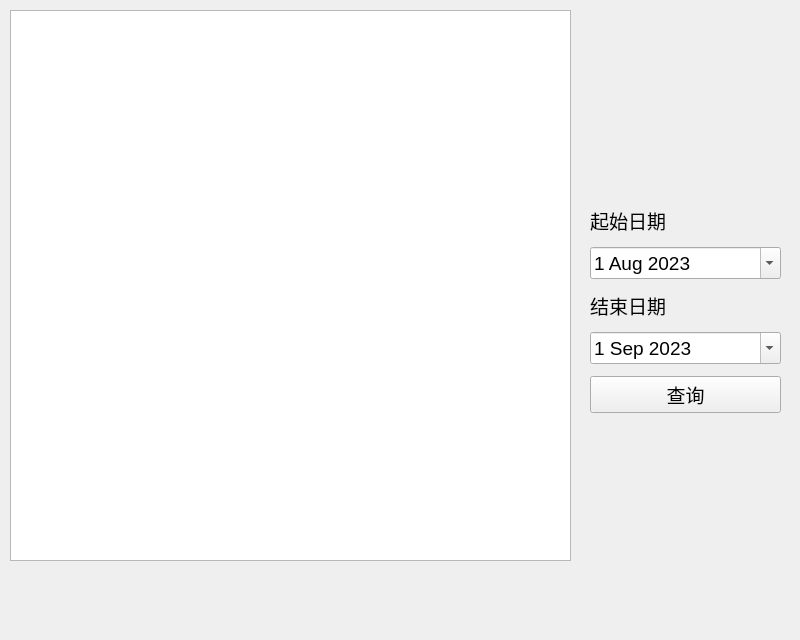
zx1316/linpop-lan-im, file client/chathistorywindow.ui: the form before one commit.
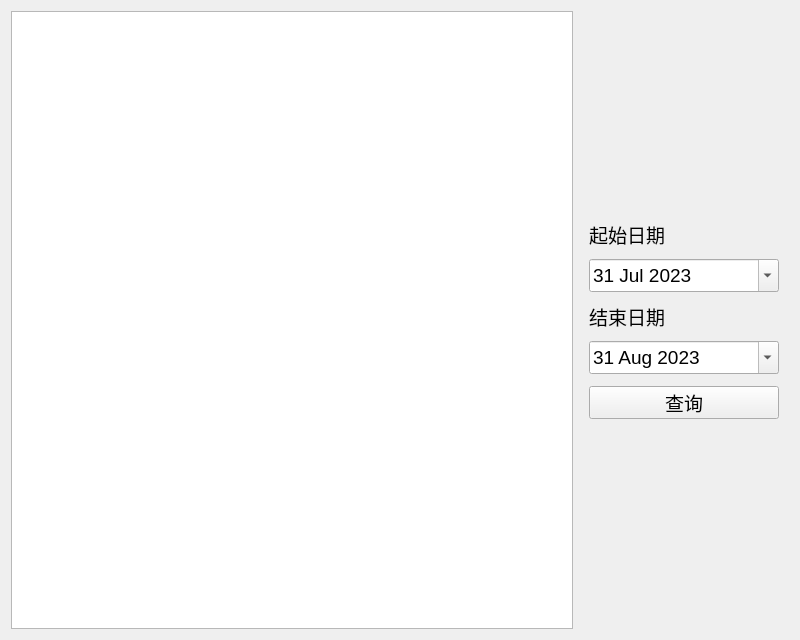
The form after the commit.

Diff of the .ui file:
```diff
--- a/client/chathistorywindow.ui
+++ b/client/chathistorywindow.ui
@@ -21,29 +21,46 @@
   </property>
   <property name="maximumSize">
    <size>
-    <width>800</width>
-    <height>640</height>
+    <width>16777215</width>
+    <height>16777215</height>
    </size>
   </property>
   <property name="windowTitle">
    <string>聊天历史</string>
   </property>
-  <widget class="QWidget" name="verticalLayoutWidget">
-   <property name="geometry">
-    <rect>
-     <x>580</x>
-     <y>200</y>
-     <width>211</width>
-     <height>221</height>
-    </rect>
-   </property>
-   <layout class="QVBoxLayout" name="verticalLayout" stretch="0,1,0,0,0">
+  <layout class="QFormLayout" name="formLayout">
+   <item row="0" column="0" colspan="2">
+    <layout class="QHBoxLayout" name="horizontalLayout">
+     <item>
+      <widget class="QTextBrowser" name="chatHistoryBrowser"/>
+     </item>
+     <item>
+      <layout class="QVBoxLayout" name="verticalLayout" stretch="0,0,0,0,0,0,0">
+       <property name="spacing">
+        <number>12</number>
+       </property>
+       <property name="sizeConstraint">
+        <enum>QLayout::SetFixedSize</enum>
+       </property>
     <property name="leftMargin">
      <number>10</number>
     </property>
     <property name="rightMargin">
      <number>10</number>
     </property>
+       <item>
+        <spacer name="verticalSpacer">
+         <property name="orientation">
+          <enum>Qt::Vertical</enum>
+         </property>
+         <property name="sizeHint" stdset="0">
+          <size>
+           <width>20</width>
+           <height>40</height>
+          </size>
+         </property>
+        </spacer>
+       </item>
     <item>
      <widget class="QLabel" name="label">
       <property name="sizePolicy">
@@ -52,6 +69,18 @@
         <verstretch>0</verstretch>
        </sizepolicy>
       </property>
+         <property name="minimumSize">
+          <size>
+           <width>190</width>
+           <height>25</height>
+          </size>
+         </property>
+         <property name="maximumSize">
+          <size>
+           <width>190</width>
+           <height>25</height>
+          </size>
+         </property>
       <property name="font">
        <font>
         <pointsize>14</pointsize>
@@ -64,6 +93,18 @@
     </item>
     <item>
      <widget class="QDateEdit" name="startDate">
+         <property name="minimumSize">
+          <size>
+           <width>190</width>
+           <height>33</height>
+          </size>
+         </property>
+         <property name="maximumSize">
+          <size>
+           <width>190</width>
+           <height>33</height>
+          </size>
+         </property>
       <property name="font">
        <font>
         <pointsize>14</pointsize>
@@ -71,12 +112,12 @@
       </property>
       <property name="dateTime">
        <datetime>
-        <hour>0</hour>
+           <hour>16</hour>
         <minute>0</minute>
         <second>0</second>
         <year>2023</year>
-        <month>8</month>
-        <day>1</day>
+           <month>7</month>
+           <day>31</day>
        </datetime>
       </property>
       <property name="calendarPopup">
@@ -92,6 +133,18 @@
         <verstretch>0</verstretch>
        </sizepolicy>
       </property>
+         <property name="minimumSize">
+          <size>
+           <width>190</width>
+           <height>25</height>
+          </size>
+         </property>
+         <property name="maximumSize">
+          <size>
+           <width>190</width>
+           <height>25</height>
+          </size>
+         </property>
       <property name="font">
        <font>
         <pointsize>14</pointsize>
@@ -104,6 +157,18 @@
     </item>
     <item>
      <widget class="QDateEdit" name="endDate">
+         <property name="minimumSize">
+          <size>
+           <width>190</width>
+           <height>33</height>
+          </size>
+         </property>
+         <property name="maximumSize">
+          <size>
+           <width>190</width>
+           <height>33</height>
+          </size>
+         </property>
       <property name="font">
        <font>
         <pointsize>14</pointsize>
@@ -111,12 +176,12 @@
       </property>
       <property name="dateTime">
        <datetime>
-        <hour>0</hour>
+           <hour>16</hour>
         <minute>0</minute>
         <second>0</second>
         <year>2023</year>
-        <month>9</month>
-        <day>1</day>
+           <month>8</month>
+           <day>31</day>
        </datetime>
       </property>
       <property name="calendarPopup">
@@ -126,6 +191,18 @@
     </item>
     <item>
      <widget class="QPushButton" name="queryButton">
+         <property name="minimumSize">
+          <size>
+           <width>190</width>
+           <height>33</height>
+          </size>
+         </property>
+         <property name="maximumSize">
+          <size>
+           <width>190</width>
+           <height>33</height>
+          </size>
+         </property>
       <property name="font">
        <font>
         <pointsize>14</pointsize>
@@ -136,18 +213,24 @@
       </property>
      </widget>
     </item>
-   </layout>
-  </widget>
-  <widget class="QTextBrowser" name="chatHistoryBrowser">
-   <property name="geometry">
-    <rect>
-     <x>10</x>
-     <y>10</y>
-     <width>561</width>
-     <height>551</height>
-    </rect>
-   </property>
-  </widget>
+       <item>
+        <spacer name="verticalSpacer_2">
+         <property name="orientation">
+          <enum>Qt::Vertical</enum>
+         </property>
+         <property name="sizeHint" stdset="0">
+          <size>
+           <width>20</width>
+           <height>40</height>
+          </size>
+         </property>
+        </spacer>
+       </item>
+      </layout>
+     </item>
+    </layout>
+   </item>
+  </layout>
  </widget>
  <resources/>
  <connections/>
```
Lines whose indentation alone changed are shown as unchanged.
